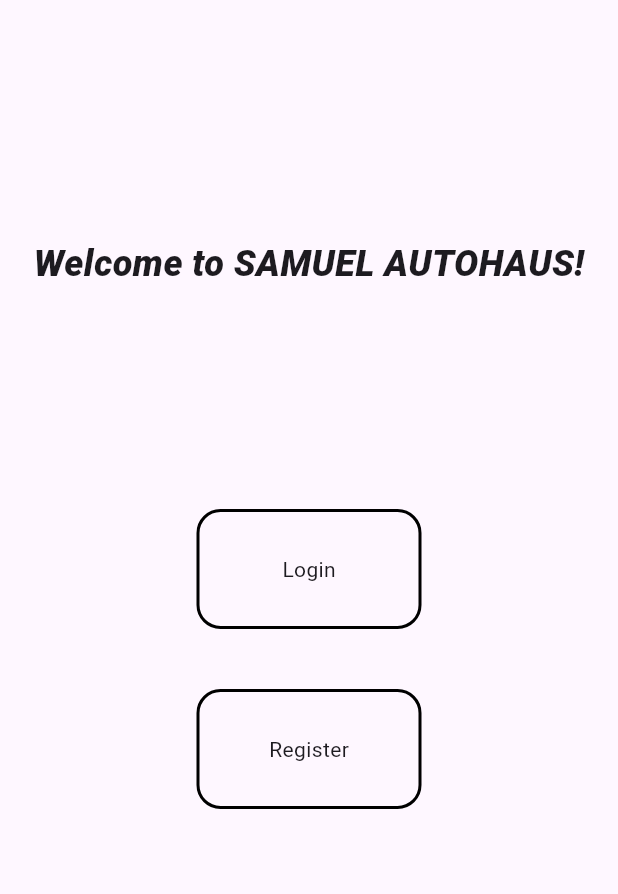
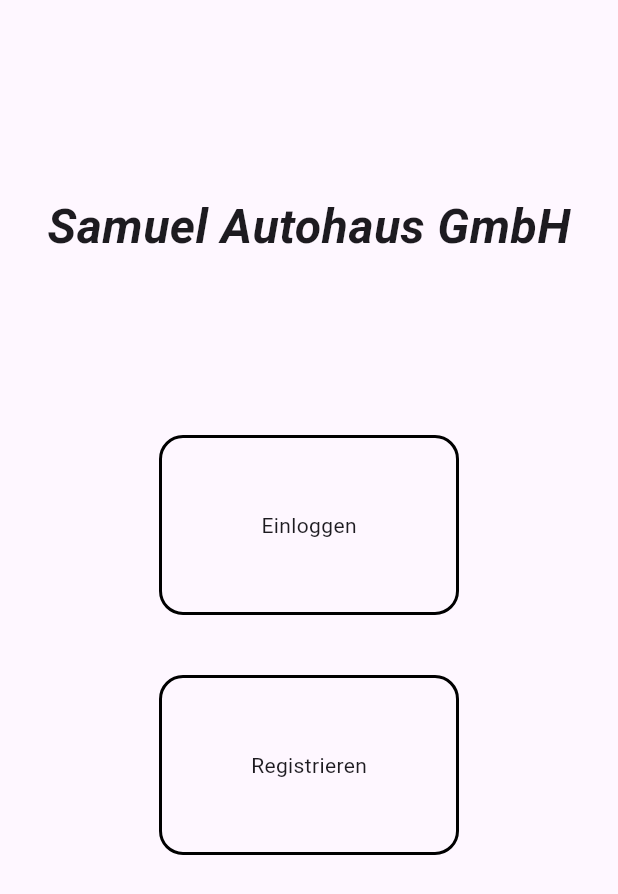
Before and after one commit to Zalanx/carstatus_app, a Flutter app: the screen it shows after launch, on a phone screen of 412 x 824 dp. Shown: the top 894 px of the screen. Run offline on Flutter 3.47's test engine with Material 3 defaults, Android fonts, the light colour scheme and no system bars; our stand-ins replace font_awesome_flutter, get.

Commit message:
added Landingpage, loginpage, registrationpage

```diff
--- /dev/null
+++ b/lib/components/cs_appbar.dart
@@ -0,0 +1,67 @@
+import 'package:carstatus_app/components/cs_text.dart';
+import 'package:flutter/material.dart';
+import 'package:font_awesome_flutter/font_awesome_flutter.dart';
+import 'package:get/get.dart';
+
+class CsAppbar extends StatelessWidget {
+  const CsAppbar(
+      {super.key,
+      this.backButton,
+      required this.pageTitle,
+      this.backgroundFill,
+      this.overrideMiddle,
+      this.backButtonOnTap});
+  final bool? backButton;
+  final String pageTitle;
+  final bool? backgroundFill;
+  final Widget? overrideMiddle;
+  final Function? backButtonOnTap;
+
+  @override
+  Widget build(BuildContext context) {
+    return Container(
+      color: (backgroundFill ?? false)
+          ? Colors.greenAccent
+          : Colors.transparent,
+      child: Column(
+        mainAxisAlignment: MainAxisAlignment.center,
+        children: [
+          Row(
+            mainAxisAlignment: MainAxisAlignment.spaceBetween,
+            children: [
+              (backButton ?? false)
+                  ? SizedBox(
+                      width: 50,
+                      child: IconButton(
+                        onPressed: () => {
+                          Get.back(),
+                          backButtonOnTap != null
+                              ? backButtonOnTap!()
+                              : () => {},
+                        },
+                        icon: FaIcon(
+                          FontAwesomeIcons.arrowLeft,
+                          color:
+                              (backgroundFill ?? false) ? Colors.white : Colors.black,
+                        ),
+                      ),
+                    )
+                  : const SizedBox(
+                      width: 50,
+                    ),
+              overrideMiddle ??
+                  CsText(
+                    text: pageTitle,
+                    size: 20,
+                    fontWeight: FontWeight.w600,
+                  ),
+              const SizedBox(
+                width: 50,
+              ),
+            ],
+          ),
+        ],
+      ),
+    );
+  }
+}
--- a/lib/components/cs_button.dart
+++ b/lib/components/cs_button.dart
@@ -1,7 +1,16 @@
 import 'package:flutter/material.dart';
 
 class CsButton extends StatelessWidget {
-  const CsButton({super.key, required this.height, required this.width, this.padding, this.margin, this.borderRadius, required this.child, this.onTap});
+  const CsButton({
+    super.key,
+    required this.height,
+    required this.width,
+    this.padding,
+    this.margin,
+    this.borderRadius,
+    required this.child,
+    this.onTap,
+  });
 
   final double height;
   final double width;
@@ -9,13 +18,12 @@
   final EdgeInsets? margin;
   final BorderRadius? borderRadius;
   final Widget child;
-  final Function? onTap;
-
+  final GestureTapCallback? onTap;
 
   @override
   Widget build(BuildContext context) {
     return GestureDetector(
-      onTap: () => onTap ?? () => {},
+      onTap: onTap ?? () => {},
       child: Container(
         padding: padding,
         margin: margin,
--- a/lib/components/cs_scaffold.dart
+++ b/lib/components/cs_scaffold.dart
@@ -1,17 +1,23 @@
+import 'package:carstatus_app/components/cs_appbar.dart';
 import 'package:flutter/material.dart';
 
 class CsScaffold extends StatelessWidget {
-  const CsScaffold({super.key, required this.body, this.padding});
+  const CsScaffold({super.key, required this.body, this.padding, this.appBar});
 
   final Widget body;
   final EdgeInsetsGeometry? padding;
+  final Widget? appBar;
 
   @override
   Widget build(BuildContext context) {
     return SafeArea(
       child: Scaffold(
         extendBodyBehindAppBar: true,
-        body: Padding(padding: padding ?? _pageInsets(), child: body),
+        appBar: PreferredSize(
+          preferredSize: Size(MediaQuery.sizeOf(context).width, 60),
+          child: appBar ?? const CsAppbar(pageTitle: ""),),
+        body: Padding(padding: padding ?? _pageInsets(),
+        child: body),
       ),
     );
   }
--- a/lib/main.dart
+++ b/lib/main.dart
@@ -1,5 +1,6 @@
 import 'package:carstatus_app/pages/LandingPage.dart';
 import 'package:flutter/material.dart';
+import 'package:get/get_navigation/src/root/get_material_app.dart';
 
 void main() {
   putControllers();
@@ -13,7 +14,7 @@
 
   @override
   Widget build(BuildContext context) {
-    return const MaterialApp(home: Landingpage());
+    return const GetMaterialApp(home: Landingpage());
   }
 }
 
--- a/lib/pages/LandingPage.dart
+++ b/lib/pages/LandingPage.dart
@@ -1,6 +1,8 @@
 import 'package:carstatus_app/components/cs_button.dart';
 import 'package:carstatus_app/components/cs_scaffold.dart';
+import 'package:carstatus_app/pages/Authorization/Login.dart';
 import 'package:flutter/material.dart';
+import 'package:get/get.dart';
 
 class Landingpage extends StatelessWidget {
   const Landingpage({super.key});
@@ -19,31 +21,32 @@
         children: [
           Center(
             child: Text(
-              "Welcome to SAMUEL AUTOHAUS!",
+              "Samuel Autohaus GmbH",
               style: TextStyle(
                 fontStyle: FontStyle.italic,
-                fontSize: 24,
-                fontWeight: FontWeight.w800,
+                fontSize: 32,
+                fontWeight: FontWeight.bold,
               ),
             ),
           ),
           SizedBox(
-            height: 200,
-            width: 200,
+            height: 280,
+            width: 280,
             child: Column(
               mainAxisAlignment: MainAxisAlignment.spaceBetween,
               children: [
                 CsButton(
-                  height: 80,
-                  width: 150,
+                  onTap: () => Get.to(() => const LoginPage()),
+                  height: 120,
+                  width: 200,
                   borderRadius: BorderRadius.circular(16),
-                  child: Text("Login"),
+                  child: Text("Einloggen"),
                 ),
                 CsButton(
-                  height: 80,
-                  width: 150,
+                  height: 120,
+                  width: 200,
                   borderRadius: BorderRadius.circular(16),
-                  child: Text("Register"),
+                  child: Text("Registrieren"),
                 ),
               ],
             ),
--- a/pubspec.yaml
+++ b/pubspec.yaml
@@ -34,6 +34,8 @@
   # The following adds the Cupertino Icons font to your application.
   # Use with the CupertinoIcons class for iOS style icons.
   cupertino_icons: ^1.0.8
+  get: ^4.7.3
+  font_awesome_flutter: ^10.9.1
 
 dev_dependencies:
   flutter_test:
```
Also changed, not shown: lib/components/cs_text.dart (added, +21 -0 lines), lib/pages/Authorization/Login.dart (+47 -5 lines), pubspec.lock.
